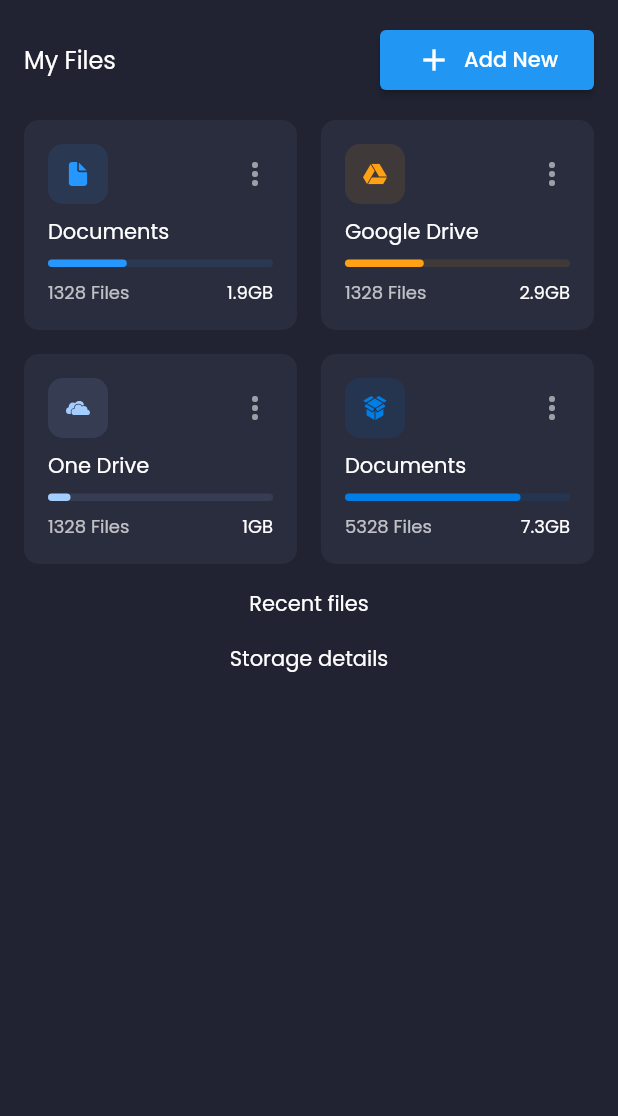
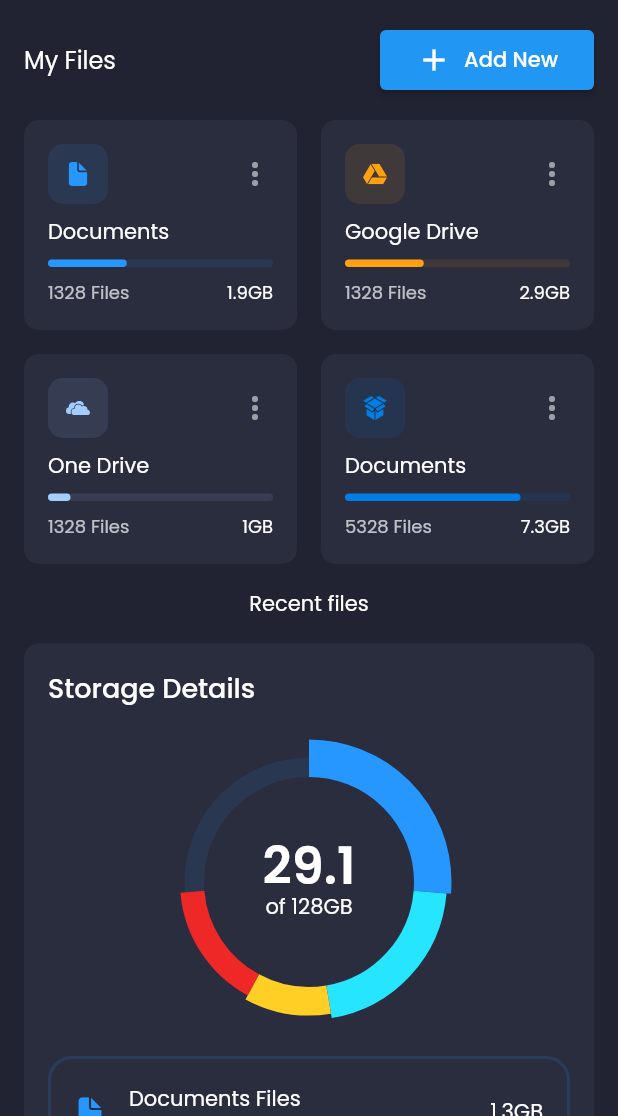
Before and after one commit to Donkijote/dashboard, a Flutter app: the screen it shows after launch, on a phone screen of 412 x 824 dp, the part 120-1236 px from its top. Run offline on Flutter 3.47's test engine with Material 2 defaults, Android fonts, the phone set to English and light mode, and no system bars; drawn by our look-alikes of fl_chart; our stand-ins replace flutter_svg, google_fonts.

Commit message:
adding storage information

```diff
--- /dev/null
+++ b/lib/screens/dashboard/components/chart.dart
@@ -0,0 +1,78 @@
+import 'package:dashboard/constants/global.dart';
+import 'package:fl_chart/fl_chart.dart';
+import 'package:flutter/material.dart';
+
+class Chart extends StatelessWidget {
+  const Chart({
+    Key? key,
+  }) : super(key: key);
+
+  @override
+  Widget build(BuildContext context) {
+    return SizedBox(
+      height: 200,
+      child: Stack(
+        children: [
+          PieChart(
+            PieChartData(
+              sectionsSpace: 0,
+              centerSpaceRadius: 70,
+              startDegreeOffset: -90,
+              sections: paiChartSelectionDatas,
+            ),
+          ),
+          Positioned.fill(
+            child: Column(
+              mainAxisAlignment: MainAxisAlignment.center,
+              children: [
+                const SizedBox(height: defaultPadding),
+                Text(
+                  "29.1",
+                  style: Theme.of(context).textTheme.headline4!.copyWith(
+                        color: Colors.white,
+                        fontWeight: FontWeight.w600,
+                        height: 0.5,
+                      ),
+                ),
+                const Text("of 128GB")
+              ],
+            ),
+          ),
+        ],
+      ),
+    );
+  }
+}
+
+List<PieChartSectionData> paiChartSelectionDatas = [
+  PieChartSectionData(
+    color: primaryColor,
+    value: 25,
+    showTitle: false,
+    radius: 25,
+  ),
+  PieChartSectionData(
+    color: const Color(0xFF26E5FF),
+    value: 20,
+    showTitle: false,
+    radius: 22,
+  ),
+  PieChartSectionData(
+    color: const Color(0xFFFFCF26),
+    value: 10,
+    showTitle: false,
+    radius: 19,
+  ),
+  PieChartSectionData(
+    color: const Color(0xFFEE2727),
+    value: 15,
+    showTitle: false,
+    radius: 16,
+  ),
+  PieChartSectionData(
+    color: primaryColor.withOpacity(0.1),
+    value: 25,
+    showTitle: false,
+    radius: 13,
+  ),
+];
--- /dev/null
+++ b/lib/screens/dashboard/components/storage_details.dart
@@ -0,0 +1,60 @@
+import 'package:dashboard/constants/global.dart';
+import 'package:flutter/material.dart';
+
+import 'chart.dart';
+import 'storage_info_card.dart';
+
+class StorageDetails extends StatelessWidget {
+  const StorageDetails({
+    Key? key,
+  }) : super(key: key);
+
+  @override
+  Widget build(BuildContext context) {
+    return Container(
+      padding: const EdgeInsets.all(defaultPadding),
+      decoration: const BoxDecoration(
+        color: secondaryColor,
+        borderRadius: BorderRadius.all(Radius.circular(10)),
+      ),
+      child: Column(
+        crossAxisAlignment: CrossAxisAlignment.start,
+        children: const [
+          Text(
+            "Storage Details",
+            style: TextStyle(
+              fontSize: 18,
+              fontWeight: FontWeight.w500,
+            ),
+          ),
+          SizedBox(height: defaultPadding),
+          Chart(),
+          StorageInfoCard(
+            svgSrc: "assets/icons/Documents.svg",
+            title: "Documents Files",
+            amountOfFiles: "1.3GB",
+            numOfFiles: 1328,
+          ),
+          StorageInfoCard(
+            svgSrc: "assets/icons/media.svg",
+            title: "Media Files",
+            amountOfFiles: "15.3GB",
+            numOfFiles: 1328,
+          ),
+          StorageInfoCard(
+            svgSrc: "assets/icons/folder.svg",
+            title: "Other Files",
+            amountOfFiles: "1.3GB",
+            numOfFiles: 1328,
+          ),
+          StorageInfoCard(
+            svgSrc: "assets/icons/unknown.svg",
+            title: "Unknown",
+            amountOfFiles: "1.3GB",
+            numOfFiles: 140,
+          ),
+        ],
+      ),
+    );
+  }
+}
--- /dev/null
+++ b/lib/screens/dashboard/components/storage_info_card.dart
@@ -0,0 +1,62 @@
+import 'package:dashboard/constants/global.dart';
+import 'package:flutter/material.dart';
+import 'package:flutter_svg/flutter_svg.dart';
+
+class StorageInfoCard extends StatelessWidget {
+  const StorageInfoCard({
+    Key? key,
+    required this.title,
+    required this.svgSrc,
+    required this.amountOfFiles,
+    required this.numOfFiles,
+  }) : super(key: key);
+
+  final String title, svgSrc, amountOfFiles;
+  final int numOfFiles;
+
+  @override
+  Widget build(BuildContext context) {
+    return Container(
+      margin: const EdgeInsets.only(top: defaultPadding),
+      padding: const EdgeInsets.all(defaultPadding),
+      decoration: BoxDecoration(
+        border: Border.all(width: 2, color: primaryColor.withOpacity(0.15)),
+        borderRadius: const BorderRadius.all(
+          Radius.circular(defaultPadding),
+        ),
+      ),
+      child: Row(
+        children: [
+          SizedBox(
+            height: 20,
+            width: 20,
+            child: SvgPicture.asset(svgSrc),
+          ),
+          Expanded(
+            child: Padding(
+              padding: const EdgeInsets.symmetric(horizontal: defaultPadding),
+              child: Column(
+                crossAxisAlignment: CrossAxisAlignment.start,
+                children: [
+                  Text(
+                    title,
+                    maxLines: 1,
+                    overflow: TextOverflow.ellipsis,
+                  ),
+                  Text(
+                    "$numOfFiles Files",
+                    style: Theme.of(context)
+                        .textTheme
+                        .caption!
+                        .copyWith(color: Colors.white70),
+                  ),
+                ],
+              ),
+            ),
+          ),
+          Text(amountOfFiles)
+        ],
+      ),
+    );
+  }
+}
--- a/lib/screens/dashboard/dashboard_screen.dart
+++ b/lib/screens/dashboard/dashboard_screen.dart
@@ -1,5 +1,6 @@
 import 'package:dashboard/screens/dashboard/components/header.dart';
 import 'package:dashboard/screens/dashboard/components/my_files.dart';
+import 'package:dashboard/screens/dashboard/components/storage_details.dart';
 import 'package:flutter/material.dart';
 
 import '../../constants/global.dart';
@@ -29,8 +30,7 @@ class DashboardScreen extends StatelessWidget {
                       const Text("Recent files"),
                       if (Responsive.isMobile(context))
                         const SizedBox(height: defaultPadding),
-                      if (Responsive.isMobile(context))
-                        const Text("Storage details"),
+                      if (Responsive.isMobile(context)) const StorageDetails(),
                     ],
                   ),
                 ),
@@ -40,7 +40,7 @@ class DashboardScreen extends StatelessWidget {
                 if (!Responsive.isMobile(context))
                   const Expanded(
                     flex: 2,
-                    child: Text("StarageDetails()"),
+                    child: StorageDetails(),
                   ),
               ],
             )
```
